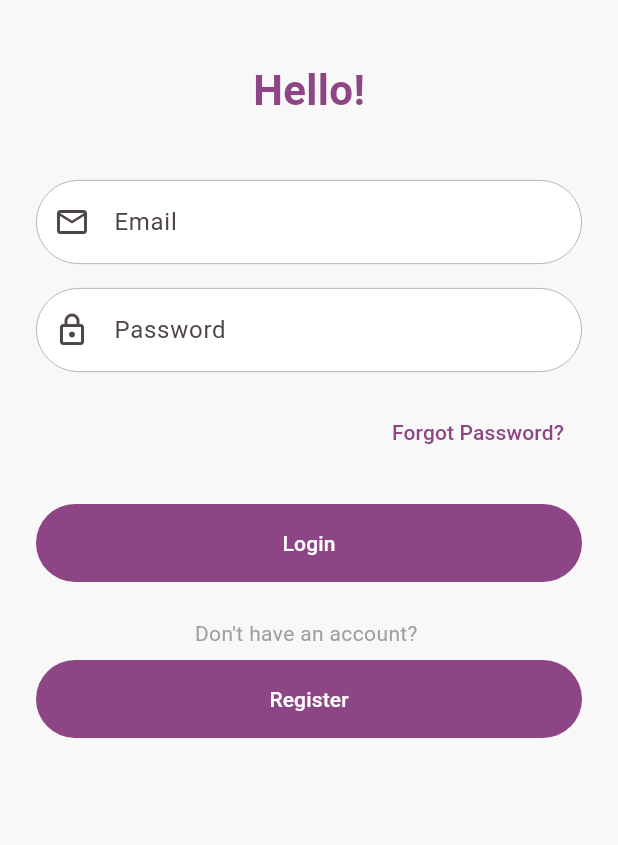
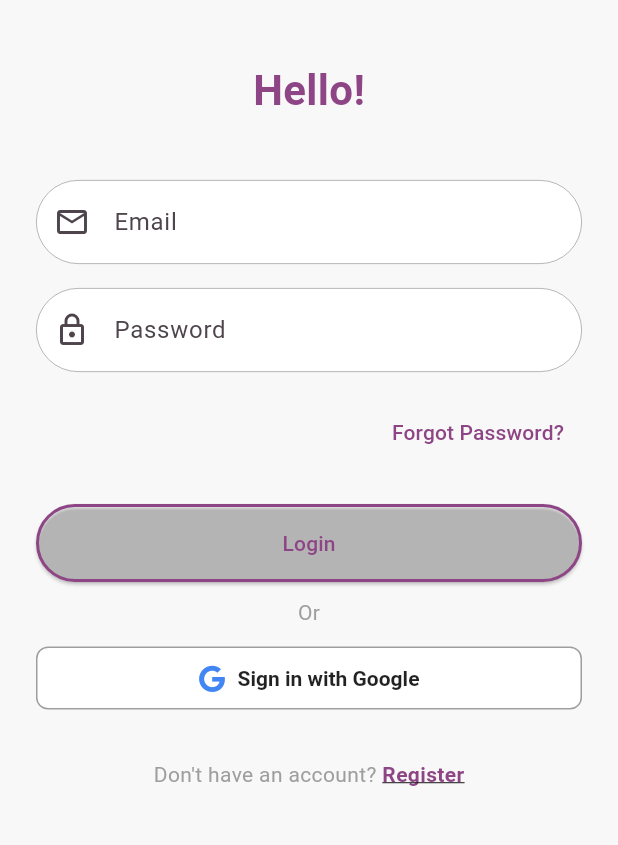
Before and after one commit to mrxdevs/baatu, a Flutter app: the screen it shows after launch, on a phone screen of 412 x 824 dp, the part 276-1121 px from its top. Run offline on Flutter 3.47's test engine with Material 3 defaults, Android fonts, the light colour scheme and no system bars; our stand-ins replace audioplayers, cached_network_image, chewie, cloud_firestore, firebase_auth, firebase_core and 14 more; missing offline and left inert: agora_rtc_engine; accounts and stored records are empty.

Commit message:
[Features] : Google signIn, SignUp and SignOut added

```diff
--- a/lib/main.dart
+++ b/lib/main.dart
@@ -1,6 +1,8 @@
+import 'package:baatu/services/google_sign_in.dart';
 import 'package:baatu/utils/app_config.dart';
 import 'package:baatu/utils/get_package_details.dart';
 import 'package:baatu/utils/route_helper.dart';
+import 'package:firebase_auth/firebase_auth.dart';
 import 'package:flutter/material.dart';
 import 'package:firebase_core/firebase_core.dart';
 import 'package:provider/provider.dart';
@@ -23,6 +25,7 @@ Future<void> main() async {
     MultiProvider(
       providers: [
         ChangeNotifierProvider(create: (_) => AuthService()),
+        ChangeNotifierProvider(create: (_) => GoogleSignInProvider()),
       ],
       child: const MyApp(),
     ),
--- a/lib/screens/auth/login_screen.dart
+++ b/lib/screens/auth/login_screen.dart
@@ -1,7 +1,9 @@
 import 'package:baatu/screens/auth/forgot_password_screen.dart';
 import 'package:baatu/screens/auth/register_screen.dart';
 import 'package:baatu/screens/navigation_home_bar.dart';
+import 'package:baatu/services/google_sign_in.dart';
 import 'package:flutter/material.dart';
+import 'package:font_awesome_flutter/font_awesome_flutter.dart';
 import '../../utils/app_styles.dart';
 import '../../services/auth_service.dart';
 import 'package:provider/provider.dart';
@@ -131,34 +133,80 @@ class _LoginScreenState extends State<LoginScreen> {
                               }
                             }
                           },
-                    style: AppStyles.primaryButtonStyle,
+                    style: AppStyles.primaryOutlineButtonStyle,
                     child: authService.isLoading
                         ? const CircularProgressIndicator(color: Colors.white)
                         : const Text('Login'),
                   ),
                 ),
-                const SizedBox(height: 24),
+                Padding(
+                  padding:
+                      const EdgeInsets.symmetric(horizontal: 10, vertical: 10),
+                  child: Text(
+                    "Or",
+                    style: TextStyle(color: Colors.grey),
+                  ),
+                ),
                 Column(
                   mainAxisAlignment: MainAxisAlignment.center,
                   children: [
-                    const Text(
-                      "Don't have an account? ",
-                      style: TextStyle(color: Colors.grey),
-                    ),
-                    const SizedBox(height: 8),
                     SizedBox(
                       width: double.infinity,
-                      child: ElevatedButton(
+                      child: OutlinedButton.icon(
                         onPressed: () {
-                          Navigator.push(
+                          final provider = Provider.of<GoogleSignInProvider>(
+                              context,
+                              listen: false);
+
+                          provider.googleSignIn();
+                        },
+                        style: OutlinedButton.styleFrom(
+                          foregroundColor: Colors.black87,
+                          side: const BorderSide(color: Colors.grey),
+                          padding: const EdgeInsets.symmetric(vertical: 12),
+                          shape: RoundedRectangleBorder(
+                            borderRadius: BorderRadius.circular(8),
+                          ),
+                          backgroundColor: Colors.white,
+                          textStyle:
+                              const TextStyle(fontWeight: FontWeight.w600),
+                        ),
+                        icon: const FaIcon(
+                          FontAwesomeIcons.google,
+                          color: Color(0xFF4285F4),
+                        ),
+                        label: const Text('Sign in with Google'),
+                      ),
+                    ),
+                    const SizedBox(
+                      height: 30,
+                    ),
+                    Row(
+                      mainAxisAlignment: MainAxisAlignment.center,
+                      children: [
+                        const Text(
+                          "Don't have an account? ",
+                          style: TextStyle(color: Colors.grey),
+                        ),
+                        GestureDetector(
+                          onTap: () {
+                            Navigator.push(
                               context,
                               MaterialPageRoute(
-                                  builder: (context) =>
-                                      const RegisterScreen()));
-                        },
-                        style: AppStyles.primaryButtonStyle,
-                        child: const Text('Register'),
-                      ),
+                                builder: (context) => const RegisterScreen(),
+                              ),
+                            );
+                          },
+                          child: const Text(
+                            'Register',
+                            style: TextStyle(
+                              color: AppStyles.primaryColor,
+                              fontWeight: FontWeight.bold,
+                              decoration: TextDecoration.underline,
+                            ),
+                          ),
+                        ),
+                      ],
                     ),
                   ],
                 ),
@@ -169,4 +217,6 @@ class _LoginScreenState extends State<LoginScreen> {
       ),
     );
   }
+
+  _singUpWithGoogle() {}
 }
--- /dev/null
+++ b/lib/services/google_sign_in.dart
@@ -0,0 +1,63 @@
+import 'package:firebase_auth/firebase_auth.dart';
+import 'package:flutter/material.dart';
+
+class GoogleSignInProvider extends ChangeNotifier {
+  final FirebaseAuth _firebaseAuth = FirebaseAuth.instance;
+
+  // The state for loading and errors is handled directly within the UI or via state management.
+  // We'll remove the local state variables and getter for these, as they are often
+  // managed more effectively by the widgets themselves (e.g., using `FutureBuilder` or a
+  // dedicated state management solution).
+
+  /// Get the current Firebase user.
+  User? get firebaseUser => _firebaseAuth.currentUser;
+
+  /// Check if the user is signed in.
+  bool get isSignedIn => _firebaseAuth.currentUser != null;
+
+  /// A getter for the GoogleSignIn provider.
+  final GoogleAuthProvider _googleProvider = GoogleAuthProvider();
+
+  GoogleSignInProvider() {
+    // We don't need a separate listener for auth state changes if we're using
+    // a Consumer/Provider architecture, as the UI will rebuild when `notifyListeners()` is called.
+    // The previous listener was a good pattern, but a modern approach often
+    // simplifies the provider to focus on actions, letting the UI react to state changes.
+  }
+
+  // Google Sign In
+  Future<UserCredential?> googleSignIn() async {
+    try {
+      // The `signInWithProvider` method handles the entire flow:
+      // 1. Presents the Google Sign-In UI to the user.
+      // 2. Exchanges the authentication token with Google.
+      // 3. Authenticates the user with Firebase.
+      // This single line replaces all the complex logic of getting tokens and creating credentials.
+      final userCredential =
+          await _firebaseAuth.signInWithProvider(_googleProvider);
+      notifyListeners();
+      return userCredential;
+    } on FirebaseAuthException catch (e) {
+      // Handle errors directly from the Firebase SDK.
+      debugPrint('Firebase Auth Exception: ${e.code}');
+      return null;
+    } catch (e) {
+      debugPrint('General Sign-In Error: $e');
+      return null;
+    }
+  }
+
+  // Sign out from Firebase
+  Future<void> signOut() async {
+    try {
+      // Sign out from Firebase. The user's Google session will persist,
+      // but they will no longer be authenticated with Firebase.
+      await _firebaseAuth.signOut();
+      notifyListeners();
+    } on FirebaseAuthException catch (e) {
+      debugPrint('Sign Out Error: ${e.code}');
+    } catch (e) {
+      debugPrint('General Sign Out Error: $e');
+    }
+  }
+}
--- a/lib/utils/app_styles.dart
+++ b/lib/utils/app_styles.dart
@@ -13,6 +13,16 @@ class AppStyles {
       borderRadius: BorderRadius.circular(30),
     ),
     elevation: 0,
+  );
+
+  static final ButtonStyle primaryOutlineButtonStyle = OutlinedButton.styleFrom(
+    // foregroundColor: primaryColor,
+    backgroundColor: Colors.transparent,
+    side: const BorderSide(color: primaryColor, width: 2),
+    padding: const EdgeInsets.symmetric(vertical: 16),
+    shape: RoundedRectangleBorder(
+      borderRadius: BorderRadius.circular(30),
+    ),
   );
 
   static final InputDecoration textFieldDecoration = InputDecoration(
```
Also changed, not shown: pubspec.yaml (+9 -7 lines), pubspec.lock, 7 other files.
